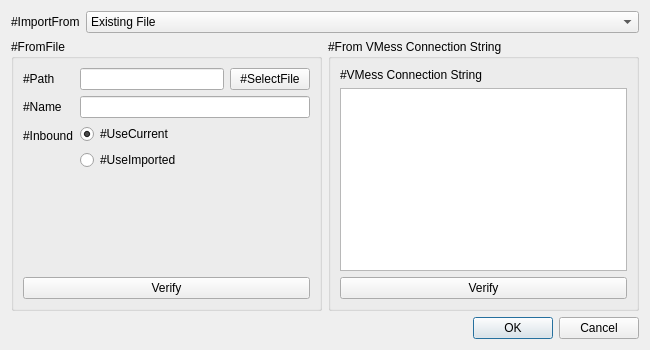
Qt form src/w_ImportConfig.ui (darsvador/qvssr) before a commit.
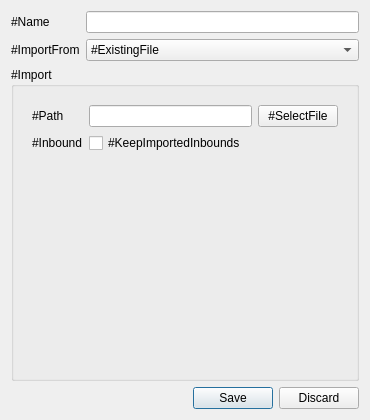
The same form after that commit.

Commit message: [Added] Import config from file.

Diff of the .ui file:
```diff
--- a/src/w_ImportConfig.ui
+++ b/src/w_ImportConfig.ui
@@ -6,34 +6,62 @@
    <rect>
     <x>0</x>
     <y>0</y>
-    <width>650</width>
-    <height>350</height>
+    <width>370</width>
+    <height>420</height>
    </rect>
   </property>
   <property name="minimumSize">
    <size>
-    <width>650</width>
-    <height>350</height>
+    <width>370</width>
+    <height>420</height>
+   </size>
+  </property>
+  <property name="maximumSize">
+   <size>
+    <width>370</width>
+    <height>420</height>
    </size>
   </property>
   <property name="windowTitle">
    <string>Import file</string>
   </property>
-  <layout class="QGridLayout" name="gridLayout" rowstretch="0,0,0" columnstretch="1,1">
-   <item row="0" column="0" colspan="2">
-    <layout class="QHBoxLayout" name="horizontalLayout" stretch="0,6">
+  <property name="sizeGripEnabled">
+   <bool>false</bool>
+  </property>
+  <property name="modal">
+   <bool>true</bool>
+  </property>
+  <layout class="QVBoxLayout" name="verticalLayout_5">
      <item>
+    <layout class="QFormLayout" name="formLayout_2">
+     <item row="0" column="0">
+      <widget class="QLabel" name="aliasLabel">
+       <property name="text">
+        <string>#Name</string>
+       </property>
+      </widget>
+     </item>
+     <item row="0" column="1">
+      <widget class="QLineEdit" name="nameTxt"/>
+     </item>
+     <item row="1" column="0">
       <widget class="QLabel" name="label">
        <property name="text">
         <string>#ImportFrom</string>
        </property>
       </widget>
      </item>
-     <item>
+     <item row="1" column="1">
       <widget class="QComboBox" name="importSourceCombo">
+       <property name="sizePolicy">
+        <sizepolicy hsizetype="MinimumExpanding" vsizetype="Fixed">
+         <horstretch>0</horstretch>
+         <verstretch>0</verstretch>
+        </sizepolicy>
+       </property>
        <item>
         <property name="text">
-         <string>Existing File</string>
+         <string>#ExistingFile</string>
         </property>
        </item>
        <item>
@@ -45,47 +73,18 @@
      </item>
     </layout>
    </item>
-   <item row="1" column="1">
-    <widget class="QGroupBox" name="fromVMessGroupBox">
+   <item>
+    <widget class="QGroupBox" name="groupBox">
      <property name="title">
-      <string>#From VMess Connection String</string>
+      <string>#Import</string>
      </property>
-     <layout class="QVBoxLayout" name="verticalLayout_2">
+     <layout class="QVBoxLayout" name="verticalLayout_4">
       <item>
-       <widget class="QLabel" name="label_3">
-        <property name="text">
-         <string>#VMess Connection String</string>
+       <widget class="QStackedWidget" name="stackedWidget">
+        <property name="currentIndex">
+         <number>0</number>
         </property>
-       </widget>
-      </item>
-      <item>
-       <widget class="QTextEdit" name="vmessConnectionStringTxt"/>
-      </item>
-      <item>
-       <widget class="QPushButton" name="verifyVMessBtn">
-        <property name="text">
-         <string>Verify</string>
-        </property>
-       </widget>
-      </item>
-     </layout>
-    </widget>
-   </item>
-   <item row="2" column="1">
-    <widget class="QDialogButtonBox" name="buttonBox">
-     <property name="orientation">
-      <enum>Qt::Horizontal</enum>
-     </property>
-     <property name="standardButtons">
-      <set>QDialogButtonBox::Cancel|QDialogButtonBox::Ok</set>
-     </property>
-    </widget>
-   </item>
-   <item row="1" column="0">
-    <widget class="QGroupBox" name="fromFileGroupBox">
-     <property name="title">
-      <string>#FromFile</string>
-     </property>
+        <widget class="QWidget" name="page">
      <layout class="QVBoxLayout" name="verticalLayout_3">
       <item>
        <layout class="QFormLayout" name="formLayout">
@@ -115,53 +114,47 @@
          </layout>
         </item>
         <item row="1" column="0">
-         <widget class="QLabel" name="aliasLabel">
-          <property name="text">
-           <string>#Name</string>
-          </property>
-         </widget>
-        </item>
-        <item row="1" column="1">
-         <widget class="QLineEdit" name="nameTxt"/>
-        </item>
-        <item row="2" column="0">
          <widget class="QLabel" name="label_2">
           <property name="text">
            <string>#Inbound</string>
           </property>
          </widget>
         </item>
-        <item row="2" column="1">
-         <layout class="QVBoxLayout" name="verticalLayout">
-          <item>
-           <widget class="QRadioButton" name="useCurrentSettingRidBtn">
+            <item row="1" column="1">
+             <widget class="QCheckBox" name="keepInboundCheckBox">
             <property name="text">
-             <string>#UseCurrent</string>
-            </property>
-            <property name="checked">
-             <bool>true</bool>
-            </property>
-           </widget>
-          </item>
+               <string>#KeepImportedInbounds</string>
+              </property>
+             </widget>
+            </item>
+           </layout>
+          </item>
+         </layout>
+        </widget>
+        <widget class="QWidget" name="page_2">
+         <layout class="QVBoxLayout" name="verticalLayout_2">
           <item>
-           <widget class="QRadioButton" name="useImportedRidBtn">
+           <widget class="QLabel" name="label_3">
             <property name="text">
-             <string>#UseImported</string>
+             <string>#VMess Connection String</string>
             </property>
            </widget>
           </item>
          </layout>
-        </item>
-       </layout>
+        </widget>
+       </widget>
+      </item>
+     </layout>
+    </widget>
       </item>
       <item>
-       <widget class="QPushButton" name="verifyFileBtn">
-        <property name="text">
-         <string>Verify</string>
-        </property>
-       </widget>
-      </item>
-     </layout>
+    <widget class="QDialogButtonBox" name="buttonBox">
+     <property name="orientation">
+      <enum>Qt::Horizontal</enum>
+     </property>
+     <property name="standardButtons">
+      <set>QDialogButtonBox::Discard|QDialogButtonBox::Save</set>
+     </property>
     </widget>
    </item>
   </layout>
```
Left out of the diff: 10 changed lines with no effect on the pictures. Lines whose indentation alone changed are shown as unchanged. The commit also changes 15 other files.
